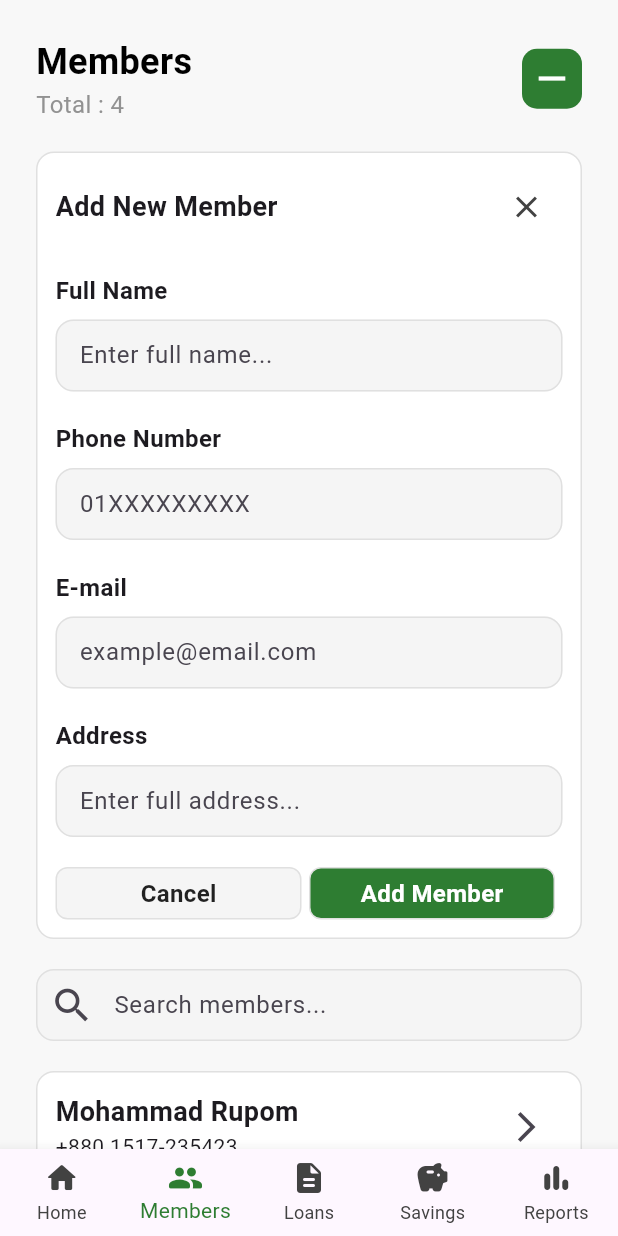
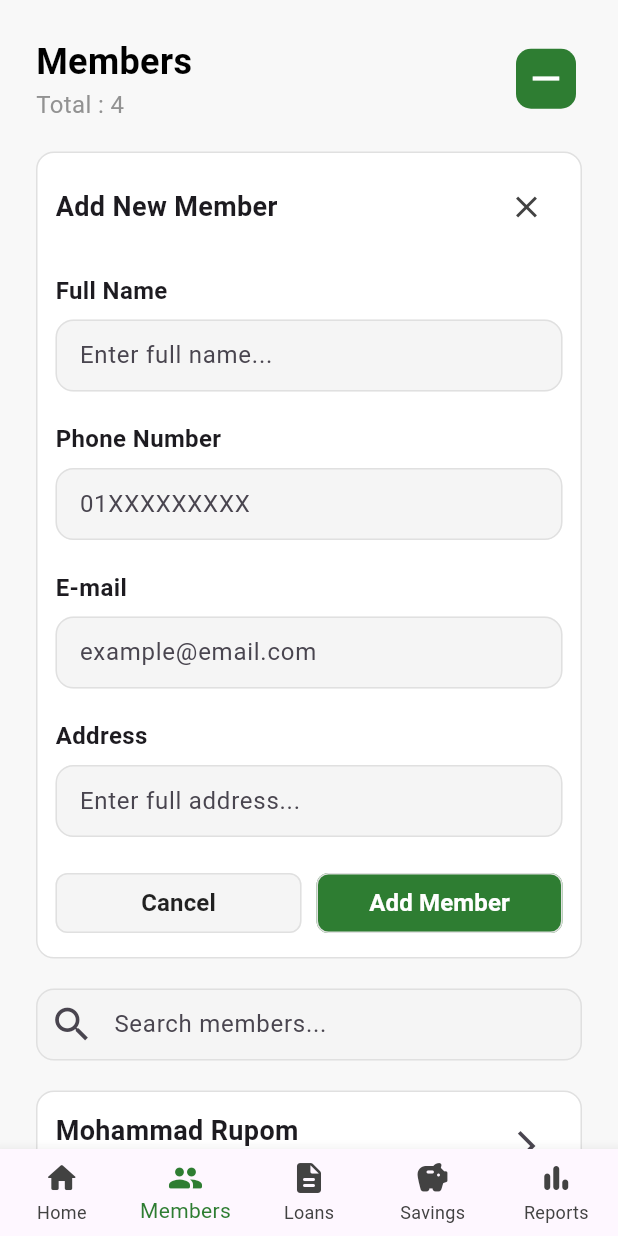
Before and after one commit to irfanekon04/microflow, a Flutter app: the screen it shows after launch, item 2 of the bottom bar chosen, on a phone screen of 412 x 824 dp. Run offline on Flutter 3.47's test engine with Material 3 defaults, Android fonts, the phone set to English and light mode, and no system bars.

```diff
--- a/lib/components/members_page_components/add_member_form.dart
+++ b/lib/components/members_page_components/add_member_form.dart
@@ -120,17 +120,18 @@ class AddMemberForm extends StatelessWidget {
           Row(
             children: [
               Expanded(
-                child: GestureDetector(
-                  onTap: onCancel,
-                  child: Container(
-                    margin: EdgeInsets.only(right: 5),
-                    padding: EdgeInsets.all(5),
-                    decoration: BoxDecoration(
-                      color: Colors.grey.shade100,
+                child: Padding(
+                  padding: const EdgeInsets.only(right: 5.0),
+                  child: FilledButton(
+                    style: FilledButton.styleFrom(
+                      backgroundColor: Colors.grey.shade100,
+                      elevation: 0,
+                      shape: RoundedRectangleBorder(
+                        side: BorderSide(color: Colors.grey.shade300),
                         borderRadius: BorderRadius.circular(8),
-                      border: Border.all(color: Colors.grey.shade300),
                       ),
-                    child: Center(
+                    ),
+                    onPressed: onCancel,
                     child: Text(
                       'Cancel',
                       style: TextStyle(
@@ -142,17 +143,19 @@ class AddMemberForm extends StatelessWidget {
                   ),
                 ),
               ),
+              Expanded(
+                child: Padding(
+                  padding: const EdgeInsets.only(left: 5.0),
+                  child: FilledButton(
+                    style: FilledButton.styleFrom(
+                      backgroundColor: Colors.green.shade800,
+                      elevation: 0,
+                      shape: RoundedRectangleBorder(
+                        side: BorderSide(color: Colors.grey.shade300),
+                        borderRadius: BorderRadius.circular(8),
                       ),
-              Expanded(
-                child: Container(
-                  margin: EdgeInsets.only(right: 5),
-                  padding: EdgeInsets.all(5),
-                  decoration: BoxDecoration(
-                    color: Colors.green.shade800,
-                    borderRadius: BorderRadius.circular(8),
-                    border: Border.all(color: Colors.grey.shade300),
                     ),
-                  child: Center(
+                    onPressed: () {},
                     child: Text(
                       'Add Member',
                       style: TextStyle(
--- a/lib/components/members_page_components/member_info.dart
+++ b/lib/components/members_page_components/member_info.dart
@@ -61,54 +61,50 @@ class MemberInfo extends StatelessWidget {
             mainAxisAlignment: MainAxisAlignment.spaceBetween,
             children: [
               Expanded(
-                child: Container(
-                  margin: EdgeInsets.only(right: 5),
-                  padding: EdgeInsets.all(5),
-                  decoration: BoxDecoration(
-                    color: Colors.grey.shade100,
-                    borderRadius: BorderRadius.circular(8),
-                    border: Border.all(color: Colors.grey.shade300),
+                child: FilledButton.icon(
+                  style: FilledButton.styleFrom(
+                    backgroundColor: Colors.grey.shade100,
+                    shape: RoundedRectangleBorder(
+                      side: BorderSide(color: Colors.grey.shade300),
+                      borderRadius: BorderRadius.circular(10),
                     ),
-                  child: Row(
-                    mainAxisSize: MainAxisSize.max,
-                    mainAxisAlignment: MainAxisAlignment.center,
-                    children: [
-                      Icon(Icons.edit_square, color: Colors.grey.shade800),
-                      SizedBox(width: 5),
-                      Text(
+                  ),
+                  onPressed: () {
+                    print('edit');
+                  },
+                  label: Text(
                     'Edit',
                     style: TextStyle(
                       color: Colors.black,
                       fontWeight: FontWeight.bold,
                     ),
                   ),
-                    ],
+                  icon: Icon(Icons.edit_square, color: Colors.grey.shade800),
                 ),
               ),
+              SizedBox(width: 10),
+              Expanded(
+                child: FilledButton.icon(
+                  style: FilledButton.styleFrom(
+                    backgroundColor: Colors.grey.shade100,
+                    shape: RoundedRectangleBorder(
+                      side: BorderSide(color: Colors.grey.shade300),
+                      borderRadius: BorderRadius.circular(10),
                     ),
-              Expanded(
-                child: Container(
-                  margin: EdgeInsets.only(left: 5),
-                  padding: EdgeInsets.all(5),
-                  decoration: BoxDecoration(
-                    color: Colors.grey.shade100,
-                    borderRadius: BorderRadius.circular(10),
-                    border: Border.all(color: Colors.grey.shade300),
                   ),
-                  child: Row(
-                    mainAxisSize: MainAxisSize.max,
-                    mainAxisAlignment: MainAxisAlignment.center,
-                    children: [
-                      Icon(Icons.delete, color: Colors.red.shade600),
-                      SizedBox(width: 5),
-                      Text(
+                  onPressed: () {
+                    print('delete');
+                  },
+                  label: Text(
                     'Delete',
                     style: TextStyle(
                       color: Colors.red.shade600,
                       fontWeight: FontWeight.bold,
                     ),
                   ),
-                    ],
+                  icon: Icon(
+                    Icons.delete_outline_rounded,
+                    color: Colors.red.shade600,
                   ),
                 ),
               ),
--- /dev/null
+++ b/lib/models/member.dart
@@ -0,0 +1,18 @@
+class Member {
+  // final String id;
+  String name;
+  String? phone;
+  String? address;
+  double totalSavings;
+  // final List<String> loanIds;
+
+  Member({
+    // required this.id,
+    required this.name,
+    required this.phone,
+    this.address,
+    this.totalSavings = 0,
+  });
+}
+
+List<Member> members= [];
--- a/lib/pages/members_page.dart
+++ b/lib/pages/members_page.dart
@@ -44,25 +44,25 @@ class _MembersPageState extends State<MembersPage> {
                       ),
                     ],
                   ),
-                  GestureDetector(
-                    onTap: () {
+                  FloatingActionButton(
+                    shape: RoundedRectangleBorder(
+                      borderRadius: BorderRadiusGeometry.circular(10),
+                    ),
+                    mini: true,
+                    onPressed: () {
                       setState(() {
                         showForm = !showForm;
                       });
                     },
-                    child: Container(
-                      padding: EdgeInsets.all(5),
-                      decoration: BoxDecoration(
-                        borderRadius: BorderRadius.circular(10),
-                        color: Colors.green.shade800,
-                      ),
-                      child: Icon(
-                        showForm ? Icons.add : Icons.remove,
-                        size: 30,
-                        color: Colors.white,
-                      ),
+                    backgroundColor: Colors.green.shade800,
+                    elevation: 0,
+                    child: Icon(
+                      showForm ? Icons.add : Icons.remove,
+                      size: 30,
+                      color: Colors.white,
                     ),
                   ),
+
                 ],
               ),
               SizedBox(height: 20),
```
Also changed, not shown: lib/components/loans_page_components/add_loans_form.dart (+21 -18 lines), lib/components/savings_page_components/savings_info.dart (added, +51 -0 lines), lib/components/savings_page_components/savings_tile.dart (added, +48 -0 lines), lib/pages/loans_page.dart (+13 -13 lines), lib/pages/savings_page.dart (+118 -1 lines), lib/components/savings_page_components/deposit_form.dart (added), lib/components/savings_page_components/withdeaw_form.dart (added), lib/models/loan.dart (added), lib/models/savings_transactions.dart (added). Lines whose indentation alone changed are shown as unchanged.
